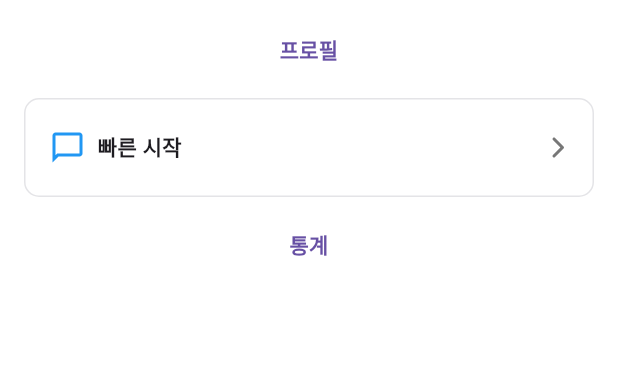
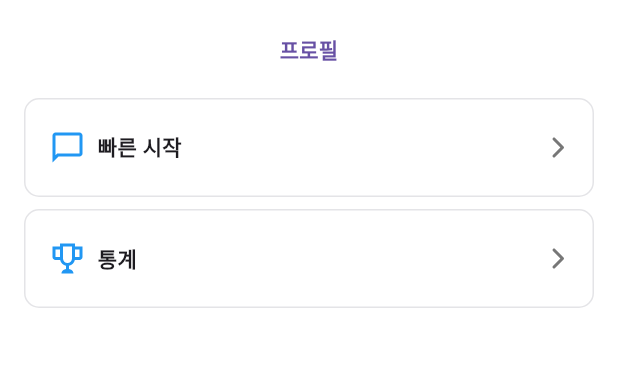
Before and after one commit to NaZe0320/typing_talk, a Flutter app: the screen it shows after launch, on a phone screen of 412 x 824 dp, the part 58-425 px from its top. Run offline on Flutter 3.47's test engine with Material 3 defaults, Android fonts, the phone set to English and light mode, and no system bars; our stand-ins replace flutter_riverpod, flutter_svg, freezed_annotation, go_router, logger; generated files the repository leaves out were written again.

Commit message:
[feat] Navigation Button - Icon 매개변수 추가

```diff
--- a/lib/presentation/common/widgets/buttons/navigation_button.dart
+++ b/lib/presentation/common/widgets/buttons/navigation_button.dart
@@ -4,10 +4,11 @@ import 'package:typing_talk/core/theme/app_fonts.dart';
 import 'package:typing_talk/presentation/common/widgets/icon_widget.dart';
 
 class NavigationButton extends StatelessWidget {
-  const NavigationButton(this.text, {super.key, required this.onTap});
+  const NavigationButton(this.text, {super.key, required this.onTap, required this.icon});
 
   final String text;
   final VoidCallback onTap;
+  final String? icon;
 
   @override
   Widget build(BuildContext context) {
@@ -29,10 +30,10 @@ class NavigationButton extends StatelessWidget {
                 Row(
                   spacing: 8,
                   children: [
-                    IconWidget(assetName: 'chat', size: 24, onTap: () {}),
+                    if (icon != null) IconWidget(assetName: icon!, size: 24, onTap: () {}),
                     Text(
                       text,
-                      style: AppTypography.b3_6,
+                      style: AppTypography.btn_6,
                     ),
                   ],
                 ),
--- a/lib/presentation/features/home/screens/home_screen.dart
+++ b/lib/presentation/features/home/screens/home_screen.dart
@@ -39,15 +39,17 @@ class HomeScreen extends BaseScreen {
                   ),
                   NavigationButton(
                     '빠른 시작',
+                    icon: 'chat',
                     onTap: () {
                       context.pushNamed(RouteNames.practiceSetting);
                     },
                   ),
-                  TextButton(
-                    onPressed: () {
+                  NavigationButton(
+                    '통계',
+                    icon: 'trophy',
+                    onTap: () {
                       context.pushNamed(RouteNames.statistic);
                     },
-                    child: Text('통계', style: AppTypography.b3_6),
                   ),
                 ],
               ),
```
